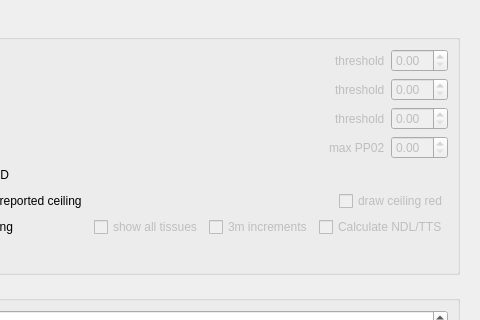
subsurface/subsurface, file qt-ui/preferences.ui: the form before one commit; both pictures show x 218 to 698 and y 0 to 320 of the 698 by 521 pixel window.
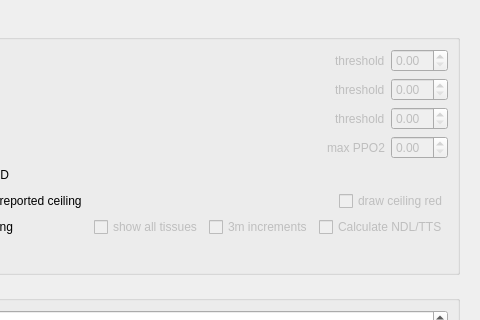
The form after the commit. The open tabs and pages were chosen to show the change. Icons and pictures are not drawn.

Commit message:
Fix incorrect string for PPO2
It's easy to miss 02 vs O2 (I guess that's depending on your screen font).

```diff
--- a/qt-ui/preferences.ui
+++ b/qt-ui/preferences.ui
@@ -638,7 +638,7 @@
                  <bool>false</bool>
                 </property>
                 <property name="text">
-                 <string>max PP02</string>
+                 <string>max PPO2</string>
                 </property>
                </widget>
               </item>
```
